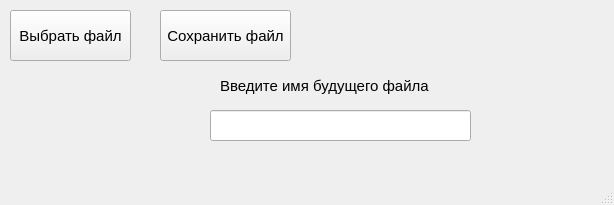
Old version of the form Clear_Sound.ui in the repository AWayne1/Converter.
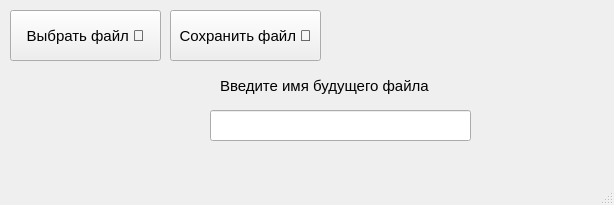
New version of the form.

Patch:
```diff
--- a/Clear_Sound.ui
+++ b/Clear_Sound.ui
@@ -19,7 +19,7 @@
                     <rect>
                         <x>10</x>
                         <y>10</y>
-                        <width>121</width>
+                        <width>151</width>
                         <height>51</height>
                     </rect>
                 </property>
@@ -29,15 +29,15 @@
                     </font>
                 </property>
                 <property name="text">
-                    <string>Выбрать файл</string>
+                    <string>Выбрать файл 📁</string>
                 </property>
             </widget>
             <widget class="QPushButton" name="pushButton_2">
                 <property name="geometry">
                     <rect>
-                        <x>160</x>
+                        <x>170</x>
                         <y>10</y>
-                        <width>131</width>
+                        <width>151</width>
                         <height>51</height>
                     </rect>
                 </property>
@@ -47,7 +47,7 @@
                     </font>
                 </property>
                 <property name="text">
-                    <string>Сохранить файл</string>
+                    <string>Сохранить файл 📩</string>
                 </property>
             </widget>
             <widget class="QLabel" name="label">
```
